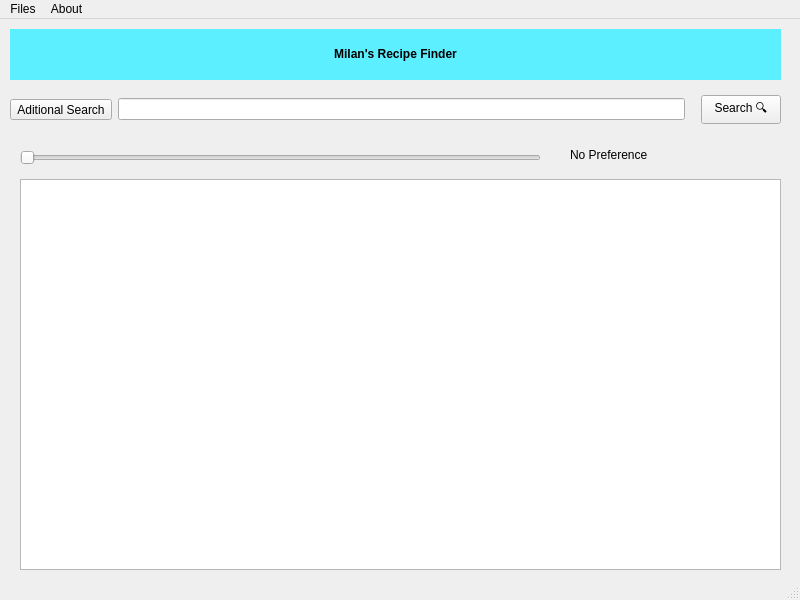
M-Byte480/CS4076-QtProject-RecipeFinder, file mainwindow.ui: the form before one commit.
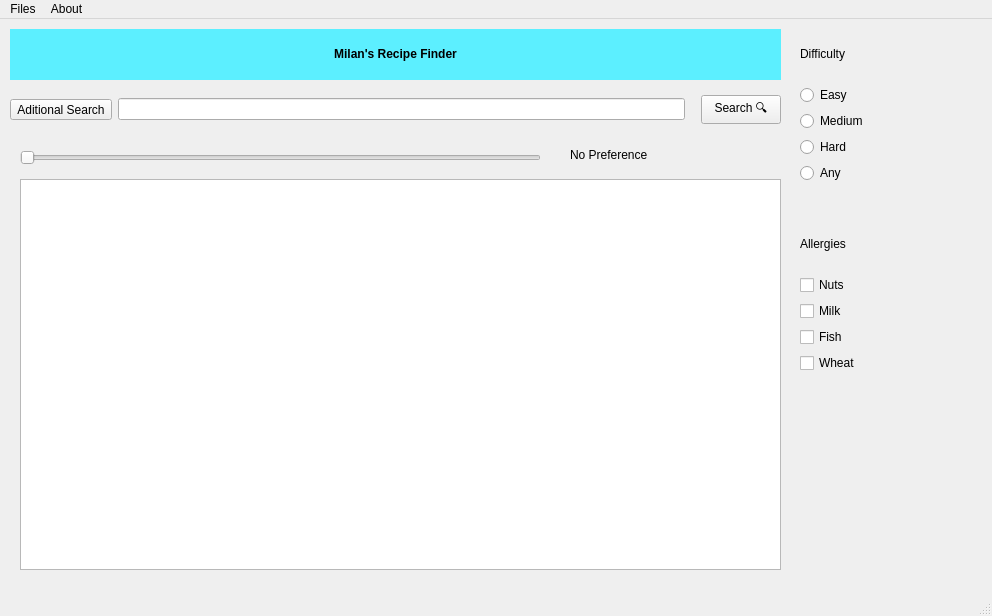
The form after the commit. Icons and pictures are not drawn.

Commit message: implemented fully functional radioButtons

The edit to the form file:
```diff
--- a/mainwindow.ui
+++ b/mainwindow.ui
@@ -6,8 +6,8 @@
    <rect>
     <x>0</x>
     <y>0</y>
-    <width>800</width>
-    <height>600</height>
+    <width>992</width>
+    <height>616</height>
    </rect>
   </property>
   <property name="windowTitle">
@@ -134,13 +134,107 @@
      <string>No Preference</string>
     </property>
    </widget>
+   <widget class="QWidget" name="verticalLayoutWidget">
+    <property name="geometry">
+     <rect>
+      <x>800</x>
+      <y>10</y>
+      <width>160</width>
+      <height>154</height>
+     </rect>
+    </property>
+    <layout class="QVBoxLayout" name="difficultyCollection">
+     <item>
+      <widget class="QLabel" name="difficultyLabel">
+       <property name="text">
+        <string>Difficulty</string>
+       </property>
+      </widget>
+     </item>
+     <item>
+      <widget class="QRadioButton" name="difficultyEasy">
+       <property name="text">
+        <string>Easy</string>
+       </property>
+      </widget>
+     </item>
+     <item>
+      <widget class="QRadioButton" name="difficultyMedium">
+       <property name="text">
+        <string>Medium</string>
+       </property>
+      </widget>
+     </item>
+     <item>
+      <widget class="QRadioButton" name="difficultyHard">
+       <property name="text">
+        <string>Hard</string>
+       </property>
+      </widget>
+     </item>
+     <item>
+      <widget class="QRadioButton" name="difficultyAny">
+       <property name="text">
+        <string>Any</string>
+       </property>
+      </widget>
+     </item>
+    </layout>
+   </widget>
+   <widget class="QWidget" name="verticalLayoutWidget_2">
+    <property name="geometry">
+     <rect>
+      <x>800</x>
+      <y>200</y>
+      <width>160</width>
+      <height>154</height>
+     </rect>
+    </property>
+    <layout class="QVBoxLayout" name="allergiesCollection">
+     <item>
+      <widget class="QLabel" name="allergyLabel">
+       <property name="text">
+        <string>Allergies</string>
+       </property>
+      </widget>
+     </item>
+     <item>
+      <widget class="QCheckBox" name="allergyNuts">
+       <property name="text">
+        <string>Nuts</string>
+       </property>
+      </widget>
+     </item>
+     <item>
+      <widget class="QCheckBox" name="allergyMilk">
+       <property name="text">
+        <string>Milk</string>
+       </property>
+      </widget>
+     </item>
+     <item>
+      <widget class="QCheckBox" name="allergyFish">
+       <property name="text">
+        <string>Fish</string>
+       </property>
+      </widget>
+     </item>
+     <item>
+      <widget class="QCheckBox" name="allergyWheat">
+       <property name="text">
+        <string>Wheat</string>
+       </property>
+      </widget>
+     </item>
+    </layout>
+   </widget>
   </widget>
   <widget class="QMenuBar" name="menuBar">
    <property name="geometry">
     <rect>
      <x>0</x>
      <y>0</y>
-     <width>800</width>
+     <width>992</width>
      <height>25</height>
     </rect>
    </property>
```
The commit also changes 6 other files.
